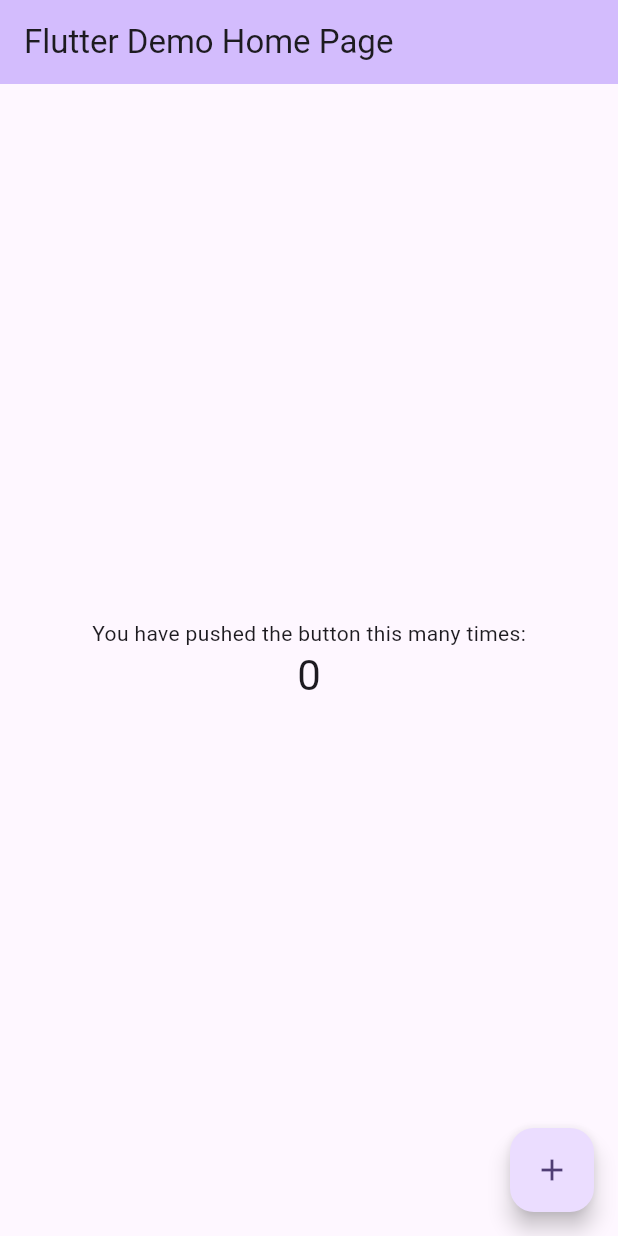
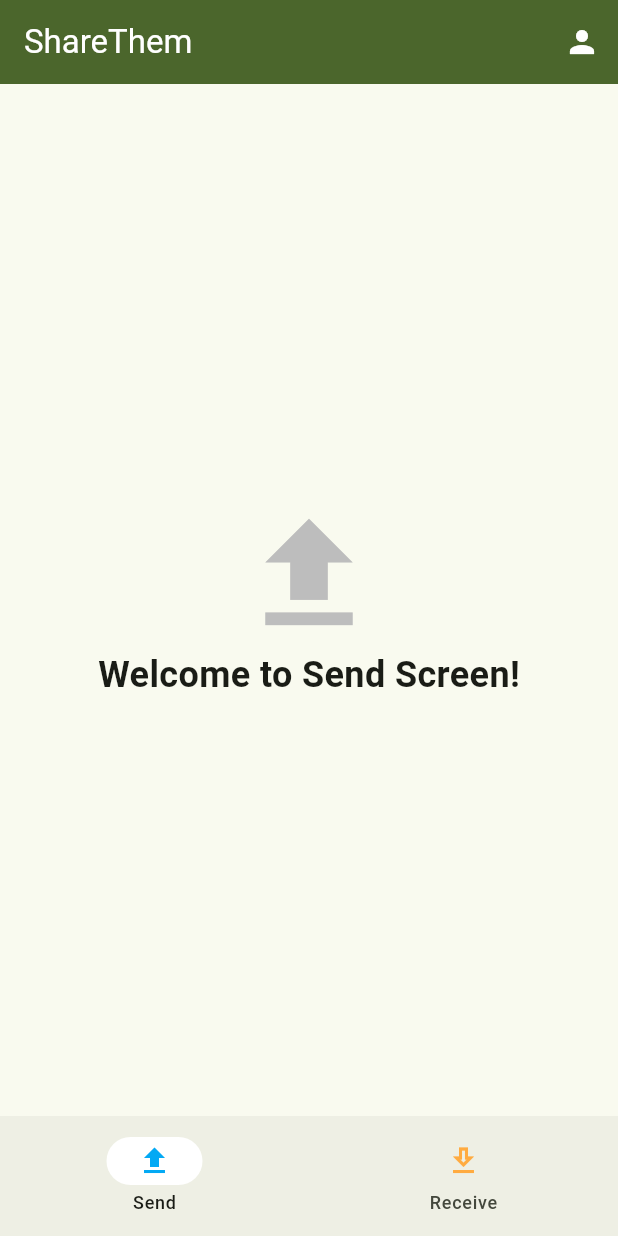
Before and after one commit to coldzamzam/ShareThem, a Flutter app: the screen it shows after launch, on a phone screen of 412 x 824 dp. Run offline on Flutter 3.47's test engine with Material 3 defaults, Android fonts, the phone set to English and light mode, and no system bars.

Commit message:
home ala2

```diff
--- a/lib/main.dart
+++ b/lib/main.dart
@@ -1,4 +1,5 @@
 import 'package:flutter/material.dart';
+import 'package:flutter_shareit/scaffolds/home_page.dart';
 
 void main() {
   runApp(const MyApp());
@@ -12,6 +13,10 @@ class MyApp extends StatelessWidget {
   Widget build(BuildContext context) {
     return MaterialApp(
       title: 'Flutter Demo',
+      initialRoute: '/',
+      routes: {
+        '/': (context) => HomePage()
+      },
       theme: ThemeData(
         // This is the theme of your application.
         //
@@ -28,95 +33,10 @@ class MyApp extends StatelessWidget {
         //
         // This works for code too, not just values: Most code changes can be
         // tested with just a hot reload.
-        colorScheme: ColorScheme.fromSeed(seedColor: Colors.deepPurple),
+        colorScheme: ColorScheme.fromSeed(seedColor: Colors.lightGreen),
+        useMaterial3: true
       ),
-      home: const MyHomePage(title: 'Flutter Demo Home Page'),
+      debugShowCheckedModeBanner: false
     );
   }
 }
-
-class MyHomePage extends StatefulWidget {
-  const MyHomePage({super.key, required this.title});
-
-  // This widget is the home page of your application. It is stateful, meaning
-  // that it has a State object (defined below) that contains fields that affect
-  // how it looks.
-
-  // This class is the configuration for the state. It holds the values (in this
-  // case the title) provided by the parent (in this case the App widget) and
-  // used by the build method of the State. Fields in a Widget subclass are
-  // always marked "final".
-
-  final String title;
-
-  @override
-  State<MyHomePage> createState() => _MyHomePageState();
-}
-
-class _MyHomePageState extends State<MyHomePage> {
-  int _counter = 0;
-
-  void _incrementCounter() {
-    setState(() {
-      // This call to setState tells the Flutter framework that something has
-      // changed in this State, which causes it to rerun the build method below
-      // so that the display can reflect the updated values. If we changed
-      // _counter without calling setState(), then the build method would not be
-      // called again, and so nothing would appear to happen.
-      _counter++;
-    });
-  }
-
-  @override
-  Widget build(BuildContext context) {
-    // This method is rerun every time setState is called, for instance as done
-    // by the _incrementCounter method above.
-    //
-    // The Flutter framework has been optimized to make rerunning build methods
-    // fast, so that you can just rebuild anything that needs updating rather
-    // than having to individually change instances of widgets.
-    return Scaffold(
-      appBar: AppBar(
-        // TRY THIS: Try changing the color here to a specific color (to
-        // Colors.amber, perhaps?) and trigger a hot reload to see the AppBar
-        // change color while the other colors stay the same.
-        backgroundColor: Theme.of(context).colorScheme.inversePrimary,
-        // Here we take the value from the MyHomePage object that was created by
-        // the App.build method, and use it to set our appbar title.
-        title: Text(widget.title),
-      ),
-      body: Center(
-        // Center is a layout widget. It takes a single child and positions it
-        // in the middle of the parent.
-        child: Column(
-          // Column is also a layout widget. It takes a list of children and
-          // arranges them vertically. By default, it sizes itself to fit its
-          // children horizontally, and tries to be as tall as its parent.
-          //
-          // Column has various properties to control how it sizes itself and
-          // how it positions its children. Here we use mainAxisAlignment to
-          // center the children vertically; the main axis here is the vertical
-          // axis because Columns are vertical (the cross axis would be
-          // horizontal).
-          //
-          // TRY THIS: Invoke "debug painting" (choose the "Toggle Debug Paint"
-          // action in the IDE, or press "p" in the console), to see the
-          // wireframe for each widget.
-          mainAxisAlignment: MainAxisAlignment.center,
-          children: <Widget>[
-            const Text('You have pushed the button this many times:'),
-            Text(
-              '$_counter',
-              style: Theme.of(context).textTheme.headlineMedium,
-            ),
-          ],
-        ),
-      ),
-      floatingActionButton: FloatingActionButton(
-        onPressed: _incrementCounter,
-        tooltip: 'Increment',
-        child: const Icon(Icons.add),
-      ), // This trailing comma makes auto-formatting nicer for build methods.
-    );
-  }
-}
--- /dev/null
+++ b/lib/scaffolds/home_page.dart
@@ -0,0 +1,105 @@
+import 'package:collection/collection.dart';
+import 'package:flutter/material.dart';
+import 'package:flutter_shareit/screens/receive_screen.dart';
+import 'package:flutter_shareit/screens/send_screen.dart';
+
+// The main screen of the application, featuring a Scaffold with responsive navigation.
+class HomePage extends StatefulWidget {
+  const HomePage({super.key});
+
+  @override
+  State<HomePage> createState() => _HomePageState();
+}
+
+class _HomePageState extends State<HomePage> {
+  int _selectedIndex =
+      0; // Keeps track of the currently selected navigation item.
+
+  // Define the navigation destinations for both NavigationRail and BottomNavigationBar.
+  static const List<NavigationDestination> _destinations =
+      <NavigationDestination>[
+        NavigationDestination(
+          selectedIcon: Icon(Icons.upload, color: Colors.lightBlue),
+          icon: Icon(Icons.upload_outlined, color: Colors.lightBlueAccent),
+          label: 'Send',
+        ),
+        NavigationDestination(
+          selectedIcon: Icon(Icons.download, color: Colors.orange),
+          icon: Icon(Icons.download_outlined, color: Colors.orangeAccent),
+          label: 'Receive',
+        ),
+      ];
+
+  // List of widgets to display in the body based on the selected index.
+  static const List<Widget> _widgets = <Widget>[SendScreen(), ReceiveScreen()];
+
+  // Function to update the selected index.
+  void _onNavigation(int index) {
+    setState(() {
+      _selectedIndex = index;
+    });
+  }
+
+  @override
+  Widget build(BuildContext context) {
+    final bool isWideScreen = MediaQuery.of(context).size.width > 1000.0;
+
+    return Scaffold(
+      appBar: AppBar(
+        backgroundColor: Theme.of(context).colorScheme.primary,
+        title: Text(
+          'ShareThem',
+          style: TextStyle(color: Theme.of(context).colorScheme.onPrimary),
+        ),
+        actions: [IconButton(icon: Icon(Icons.person), color: Theme.of(context).colorScheme.onPrimary, onPressed: () {})],
+        // No leading icon needed for NavigationRail as it's always visible.
+      ),
+      body: Row(
+        children: [
+          // Conditionally render the NavigationRail for wide screens.
+          if (isWideScreen)
+            NavigationDrawer(
+              backgroundColor: Theme.of(context).colorScheme.onPrimary,
+              selectedIndex: _selectedIndex,
+              onDestinationSelected: _onNavigation,
+              children: [
+                Padding(padding: EdgeInsets.only(top: 10)),
+                ...(_destinations.mapIndexed(
+                  (i, e) => NavigationDrawerDestination(
+                    icon: e.icon,
+                    label: Text(e.label),
+                  ),
+                )),
+                Padding(padding: EdgeInsets.only(bottom: 10)),
+              ],
+            ),
+
+          if (isWideScreen) const VerticalDivider(thickness: 1, width: 1),
+
+          // The main content of the screen, taking up the remaining space.
+          Expanded(child: _widgets[_selectedIndex]),
+        ],
+      ),
+      // Conditionally render the BottomNavigationBar for narrow screens.
+      bottomNavigationBar:
+          isWideScreen
+              ? null // No bottom navigation bar if it's a wide screen (using NavigationRail).
+              : NavigationBarTheme(
+                data: const NavigationBarThemeData(
+                  indicatorColor: Colors.white,
+                ),
+                child: NavigationBar(
+                  animationDuration: const Duration(seconds: 1),
+                  labelBehavior: NavigationDestinationLabelBehavior.alwaysShow,
+                  selectedIndex: _selectedIndex,
+                  onDestinationSelected: (int index) {
+                    setState(() {
+                      _selectedIndex = index;
+                    });
+                  },
+                  destinations: _destinations,
+                ),
+              ),
+    );
+  }
+}
--- /dev/null
+++ b/lib/screens/receive_screen.dart
@@ -0,0 +1,21 @@
+import 'package:flutter/material.dart';
+
+class ReceiveScreen extends StatelessWidget {
+  const ReceiveScreen({super.key});
+
+  @override
+  Widget build(BuildContext context) {
+    return Center(
+      child: Column(
+        mainAxisAlignment: MainAxisAlignment.center,
+        children: [
+          Icon(Icons.download, size: 100, color: Colors.grey[400]),
+          const Text(
+            'Welcome to Receive Screen!',
+            style: TextStyle(fontSize: 24, fontWeight: FontWeight.bold),
+          ),
+        ],
+      ),
+    );
+  }
+}
--- /dev/null
+++ b/lib/screens/send_screen.dart
@@ -0,0 +1,21 @@
+import 'package:flutter/material.dart';
+
+class SendScreen extends StatelessWidget {
+  const SendScreen({super.key});
+
+  @override
+  Widget build(BuildContext context) {
+    return Center(
+      child: Column(
+        mainAxisAlignment: MainAxisAlignment.center,
+        children: [
+          Icon(Icons.upload, size: 100, color: Colors.grey[400]),
+          const Text(
+            'Welcome to Send Screen!',
+            style: TextStyle(fontSize: 24, fontWeight: FontWeight.bold),
+          ),
+        ],
+      ),
+    );
+  }
+}
--- a/pubspec.yaml
+++ b/pubspec.yaml
@@ -34,6 +34,8 @@ dependencies:
   # The following adds the Cupertino Icons font to your application.
   # Use with the CupertinoIcons class for iOS style icons.
   cupertino_icons: ^1.0.8
+
+  collection: ^1.19.1
 
 dev_dependencies:
   flutter_test:
```
Also changed, not shown: pubspec.lock.
